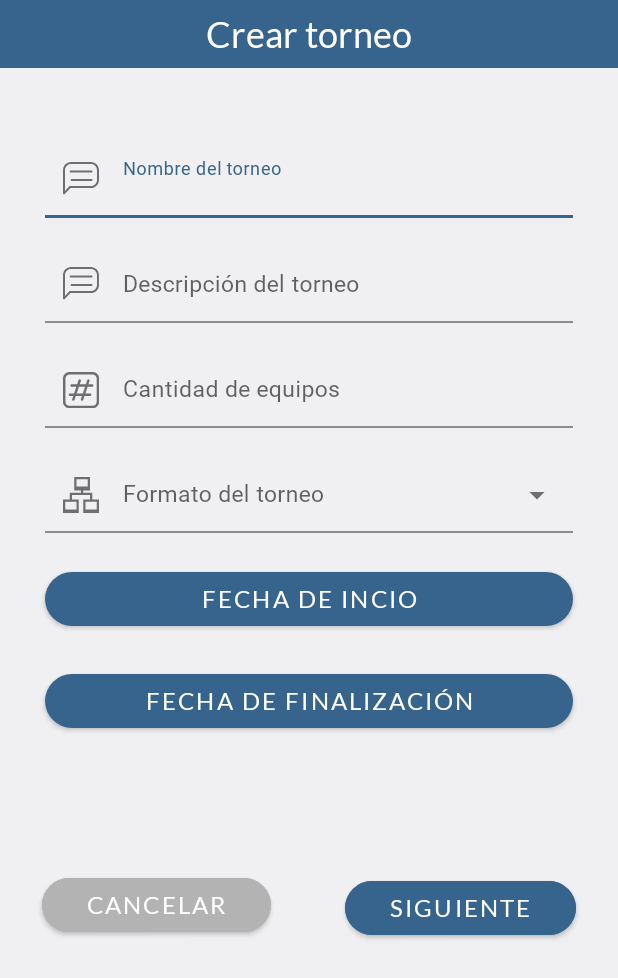
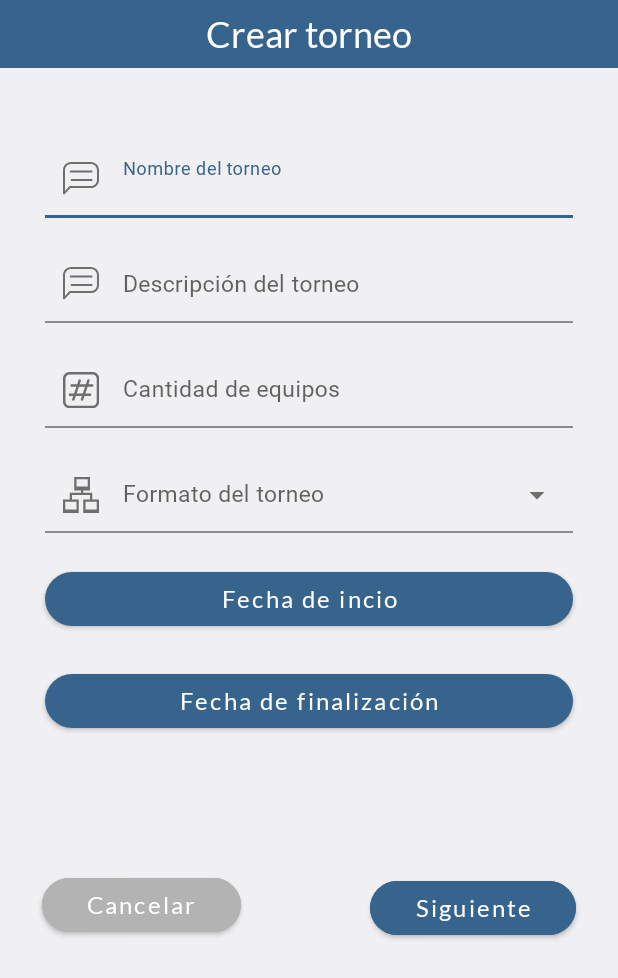
Before and after one commit to Mobile-Heroes/mytournament, an Android app: the create_tournament screen opened directly, with no data from a screen before it, on a phone screen of 412 x 824 dp. Shown: the top 978 px of the screen. Run offline under Robolectric (Android 15) with nearby library versions, the phone set to English and light mode, and no system bars.

Commit message:
Cambios a botones

```diff
--- a/app/src/main/res/layout/activity_create_tournament.xml
+++ b/app/src/main/res/layout/activity_create_tournament.xml
@@ -142,6 +142,7 @@
         android:layout_marginTop="20dp"
         android:layout_marginEnd="30dp"
         style="@style/myTournamentTitle"
+        android:textAllCaps="false"
         android:text="@string/startTournament"
         app:cornerRadius="1000dp"
         app:layout_constraintEnd_toEndOf="parent"
@@ -156,6 +157,7 @@
         android:layout_marginTop="20dp"
         android:layout_marginStart="30dp"
         android:layout_marginEnd="30dp"
+        android:textAllCaps="false"
         app:cornerRadius="1000dp"
         style="@style/myTournamentTitle"
         android:text="@string/endTournament"
@@ -171,6 +173,7 @@
         android:layout_marginStart="28dp"
         android:layout_marginTop="88dp"
         android:layout_weight="1"
+        android:textAllCaps="false"
         android:backgroundTint="@color/gris_oscuro"
         android:paddingStart="30dp"
         android:paddingEnd="30dp"
@@ -190,6 +193,7 @@
         android:backgroundTint="@color/azul"
         android:paddingStart="30dp"
         android:paddingEnd="30dp"
+        android:textAllCaps="false"
         android:text="@string/nextTournament"
         app:cornerRadius="1000dp"
         app:layout_constraintEnd_toEndOf="parent"
--- a/app/src/main/res/layout/activity_upload_image_tournament.xml
+++ b/app/src/main/res/layout/activity_upload_image_tournament.xml
@@ -48,6 +48,7 @@
         android:text="@string/uploadPhotoTournament"
         android:textSize="18sp"
         app:cornerRadius="1000dp"
+        android:textAllCaps="false"
         app:layout_constraintEnd_toEndOf="@+id/ivLogo"
         app:layout_constraintHorizontal_bias="0.0"
         app:layout_constraintStart_toStartOf="@+id/ivLogo"
@@ -64,6 +65,7 @@
         android:layout_marginTop="28dp"
         android:text="@string/finishRegisterTournament"
         android:textSize="18sp"
+        android:textAllCaps="false"
         app:cornerRadius="1000dp"
         app:layout_constraintEnd_toEndOf="@+id/btnSelect"
         app:layout_constraintHorizontal_bias="0.0"
```
Also changed, not shown: app/src/main/java/com/mobile/heroes/mytournament/ui/createTournament/Create_tournament.kt (+6 -2 lines).
